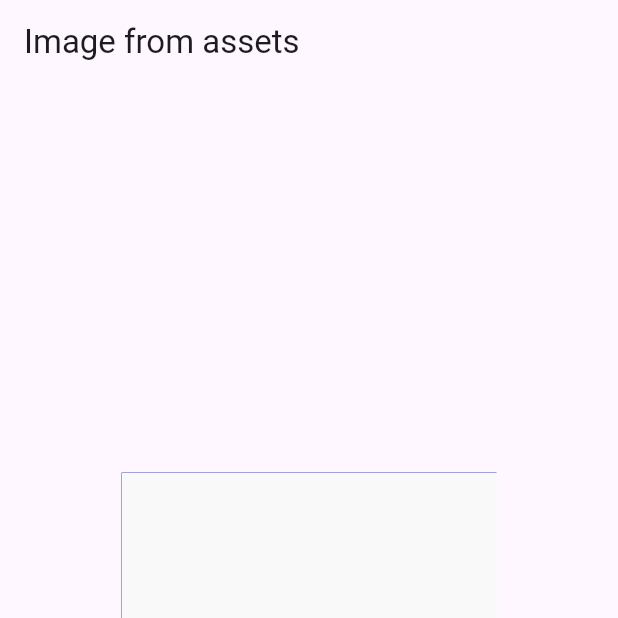
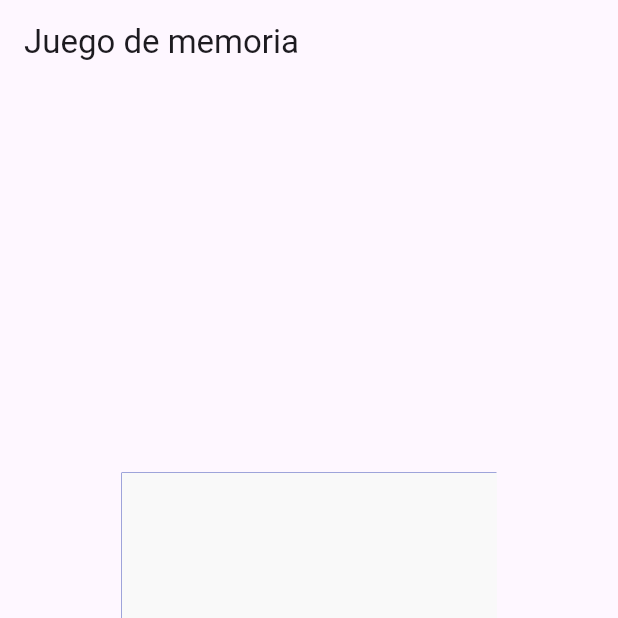
Before and after one commit to Solex02/TareaFlutter, a Flutter app: the screen it shows after launch, after a tap on the "add" icon, on a phone screen of 412 x 824 dp, the top half of it. Run offline on Flutter 3.47's test engine with Material 3 defaults, Android fonts, the phone set to English and light mode, and no system bars.

Commit message:
añadido mejoras basicas

```diff
--- a/tarea_flutter/lib/pantallaPrincipal.dart
+++ b/tarea_flutter/lib/pantallaPrincipal.dart
@@ -14,7 +14,7 @@ class _HomePageState extends State<HomePage> {
   String image = "blanco.jpg";
   List numlist = [];
   var secuenciaNum = [];
-  var images_list = [
+  var imagesList = [
     "gatos.png",
     "perro.jpg",
     "conejo.jpg",
@@ -31,11 +31,12 @@ class _HomePageState extends State<HomePage> {
       await Future.delayed(duration);
       _nextImage(value);
     }
+    image = "blanco.jpg";
   }
 
   void _nextImage(int value) {
     setState(() {
-      image = images_list[value];
+      image = imagesList[value];
     });
   }
 
@@ -45,7 +46,7 @@ class _HomePageState extends State<HomePage> {
 
     return Scaffold(
       appBar: AppBar(
-        title: Text("Image from assets"),
+        title: const Text("Juego de memoria"),
       ),
       body: Center(
           // Enabling the Image Frame
@@ -57,7 +58,7 @@ class _HomePageState extends State<HomePage> {
 
               // Uploading the Image from Assets
               child: Image.asset(
-                'assets/images/' + image,
+                'assets/images/$image',
                 fit: BoxFit.cover,
               ))),
 
```
Also changed, not shown: tarea_flutter/lib/pantallaInicio.dart (added).
